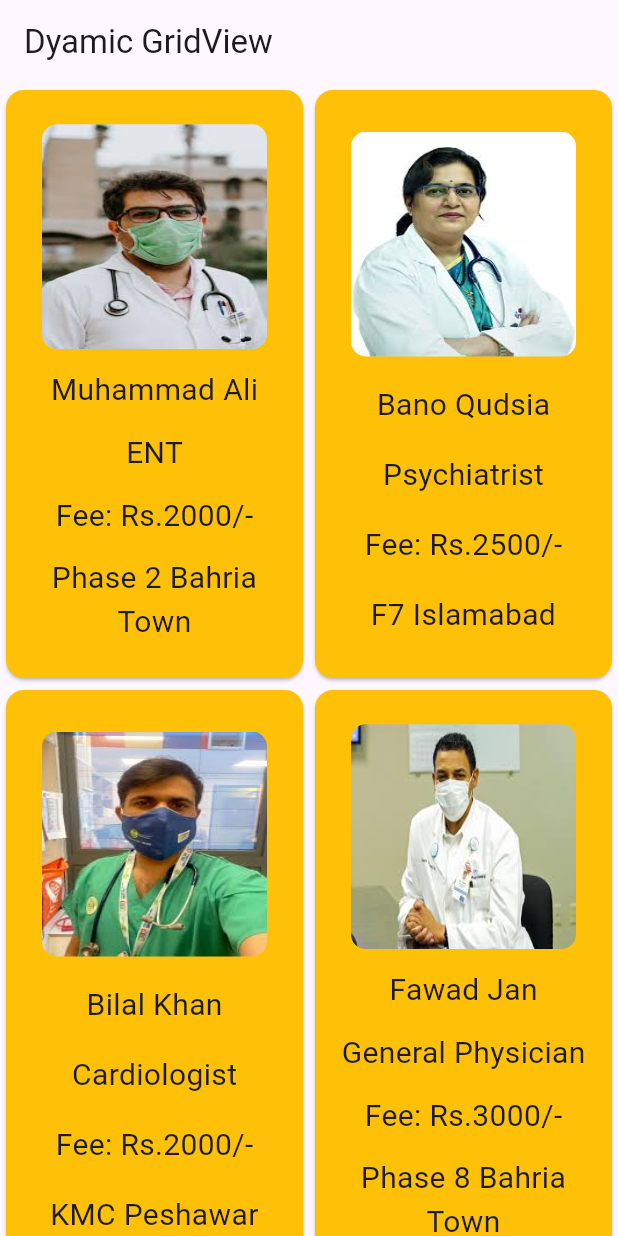
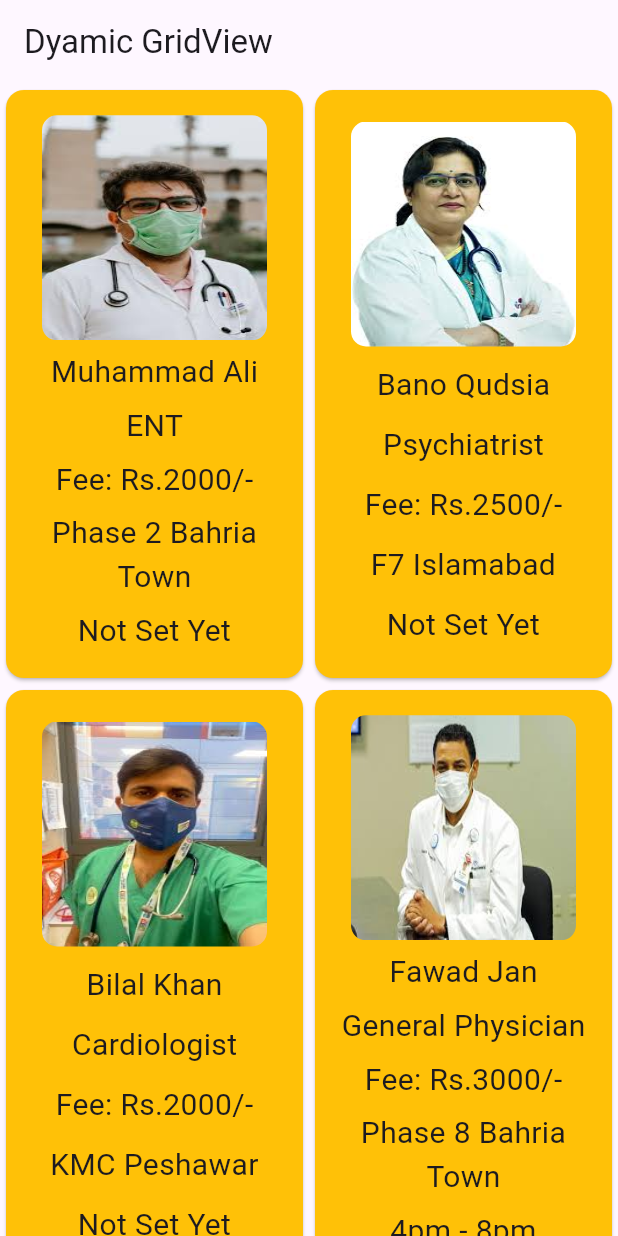
Before and after one commit to abidroid/kiu_firstapp, a Flutter app: the screen it shows after launch, on a phone screen of 412 x 824 dp. Run offline on Flutter 3.47's test engine with Material 3 defaults, Android fonts, the phone set to English and light mode, and no system bars; our stand-ins replace fluttertoast.

Commit message:
custom widget with gridview

```diff
--- a/lib/data_store/datastore.dart
+++ b/lib/data_store/datastore.dart
@@ -4,7 +4,7 @@ List<Doctor> doctors = [
   Doctor(name: 'Muhammad Ali', spe: 'ENT', clinicAddress: 'Phase 2 Bahria Town', fee: 2000, photo: 'assets/images/ali.jpeg'),
   Doctor(name: 'Bano Qudsia', spe: 'Psychiatrist', clinicAddress: 'F7 Islamabad', fee: 2500, photo: 'assets/images/bano.jpeg'),
   Doctor(name: 'Bilal Khan', spe: 'Cardiologist', clinicAddress: 'KMC Peshawar', fee: 2000, photo: 'assets/images/bilal.jpeg'),
-  Doctor(name: 'Fawad Jan', spe: 'General Physician', clinicAddress: 'Phase 8 Bahria Town', fee: 3000, photo: 'assets/images/fawad.jpeg'),
+  Doctor(name: 'Fawad Jan', spe: 'General Physician', clinicAddress: 'Phase 8 Bahria Town', fee: 3000, photo: 'assets/images/fawad.jpeg', clinicTime: '4pm - 8pm'),
   Doctor(name: 'Fozia Waheed', spe: 'Gynaecologist', clinicAddress: 'Baldia Town Karachi', fee: 4000, photo: 'assets/images/fozia.jpeg'),
   Doctor(name: 'Hina Pervaiz', spe: 'Gastroenterologist', clinicAddress: 'Phase 2 Bahria Town', fee: 2000, photo: 'assets/images/hina.jpeg'),
   Doctor(name: 'Jin Huang', spe: 'Physiotherapist', clinicAddress: 'China Town', fee: 2000, photo: 'assets/images/jin.jpeg'),
--- a/lib/models/doctor.dart
+++ b/lib/models/doctor.dart
@@ -4,6 +4,7 @@ class Doctor {
   final String clinicAddress;
   final int fee;
   final String photo;
+  final String? clinicTime;
 
   Doctor({
     required this.name,
@@ -11,5 +12,6 @@ class Doctor {
     required this.clinicAddress,
     required this.fee,
     required this.photo,
+    this.clinicTime,
   });
 }
--- a/lib/screens/gridview_dynamic_screen.dart
+++ b/lib/screens/gridview_dynamic_screen.dart
@@ -2,6 +2,7 @@ import 'package:flutter/material.dart';
 
 import '../data_store/datastore.dart';
 import '../models/doctor.dart';
+import '../widgets/doctor_card.dart';
 
 class GridviewDynamicScreen extends StatelessWidget {
   const GridviewDynamicScreen({super.key});
@@ -22,56 +23,7 @@ class GridviewDynamicScreen extends StatelessWidget {
 
             Doctor doctor = doctors[index];
 
-            return Card(
-              color: Colors.amber,
-              child: Padding(
-                padding: const EdgeInsets.all(10.0),
-                child: Column(
-                  mainAxisAlignment: MainAxisAlignment.spaceEvenly,
-                  children: [
-
-                    ClipRRect(
-                      borderRadius: BorderRadius.circular(10),
-                      child: Image.asset(
-                          height: 150,
-                          width: 150,
-                          fit: BoxFit.fill,
-                          doctor.photo),
-                    ),
-
-                    Text(
-                      doctor.name,
-                      style: TextStyle(
-                        fontSize: 20,
-                      ),
-                    ),
-
-                    Text(
-                      doctor.spe,
-                      style: TextStyle(
-                        fontSize: 20,
-                      ),
-                    ),
-                    Text(
-                    'Fee: Rs.${doctor.fee}/-',
-                      style: TextStyle(
-                        fontSize: 20,
-                      ),
-                    ),
-
-                    Text(
-                      textAlign: TextAlign.center,
-                      doctor.clinicAddress,
-                      style: TextStyle(
-                        fontSize: 20,
-                      ),
-                    ),
-
-
-                  ],
-                ),
-              ),
-            );
+            return DoctorCard(doctor: doctor);
           }),
     );
   }
--- /dev/null
+++ b/lib/widgets/doctor_card.dart
@@ -0,0 +1,73 @@
+import 'package:flutter/material.dart';
+
+import '../models/doctor.dart';
+
+class DoctorCard extends StatelessWidget {
+  const DoctorCard({
+    super.key,
+    required this.doctor,
+  });
+
+  final Doctor doctor;
+
+  @override
+  Widget build(BuildContext context) {
+    return Card(
+      color: Colors.amber,
+      child: Padding(
+        padding: const EdgeInsets.all(10.0),
+        child: Column(
+          mainAxisAlignment: MainAxisAlignment.spaceEvenly,
+          children: [
+
+            ClipRRect(
+              borderRadius: BorderRadius.circular(10),
+              child: Image.asset(
+                  height: 150,
+                  width: 150,
+                  fit: BoxFit.fill,
+                  doctor.photo),
+            ),
+
+            Text(
+              doctor.name,
+              style: TextStyle(
+                fontSize: 20,
+              ),
+            ),
+
+            Text(
+              doctor.spe,
+              style: TextStyle(
+                fontSize: 20,
+              ),
+            ),
+            Text(
+              'Fee: Rs.${doctor.fee}/-',
+              style: TextStyle(
+                fontSize: 20,
+              ),
+            ),
+
+            Text(
+              textAlign: TextAlign.center,
+              doctor.clinicAddress,
+              style: TextStyle(
+                fontSize: 20,
+              ),
+            ),
+
+            Text(
+              textAlign: TextAlign.center,
+              doctor.clinicTime ?? 'Not Set Yet',
+              style: TextStyle(
+                fontSize: 20,
+              ),
+            ),
+
+          ],
+        ),
+      ),
+    );
+  }
+}
```
